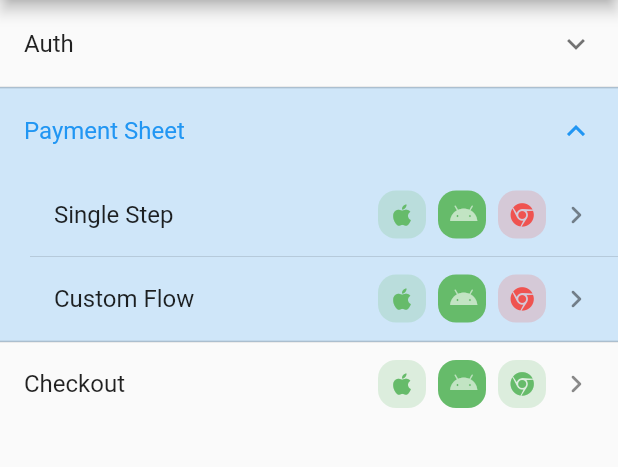
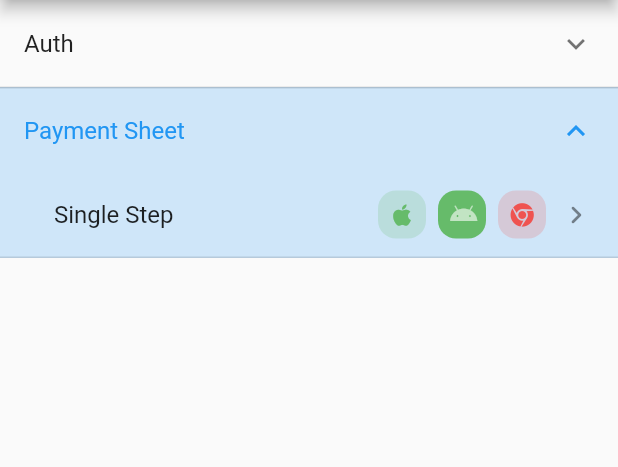
Before and after one commit to OneSignalDevelopers/onesignal-supabase-sample-integration-app, a Flutter app: the screen it shows once a user with an empty profile is signed in, on a phone screen of 412 x 824 dp, the part 84-551 px from its top. Run offline on Flutter 3.47's test engine with Material 2 defaults, Android fonts, the phone set to English and light mode, and no system bars; our stand-ins replace flutter_dotenv, font_awesome_flutter, supabase_flutter; missing offline and left inert: dart:html, flutter_stripe, onesignal_flutter, pay, stripe_checkout; accounts and stored records are empty; network calls fail.

Commit message:
Cleanup UI

```diff
--- a/lib/screens/screens.dart
+++ b/lib/screens/screens.dart
@@ -103,36 +103,12 @@ class Example extends StatelessWidget {
         ],
       ),
     ]),
-    ExampleSection(
-      title: 'Payment Sheet',
-      expanded: true,
-      children: [
-        Example(
-          title: 'Single Step',
-          builder: (context) => const PaymentSheetScreen(),
-          platformsSupported: const [
-            DevicePlatform.android,
-            DevicePlatform.ios
-          ],
-        ),
-        Example(
-          title: 'Custom Flow',
-          builder: (context) => PaymentSheetScreenWithCustomFlow(),
-          platformsSupported: const [
-            DevicePlatform.android,
-            DevicePlatform.ios
-          ],
-        ),
-      ],
-    ),
-    Example(
-      title: 'Checkout',
-      builder: (c) => CheckoutScreenExample(),
-      platformsSupported: const [
-        DevicePlatform.android,
-        DevicePlatform.ios,
-        DevicePlatform.web
-      ],
-    ),
+    ExampleSection(title: 'Payment Sheet', expanded: true, children: [
+      Example(
+        title: 'Single Step',
+        builder: (context) => const PaymentSheetScreen(),
+        platformsSupported: const [DevicePlatform.android, DevicePlatform.ios],
+      ),
+    ])
   ];
 }
```
